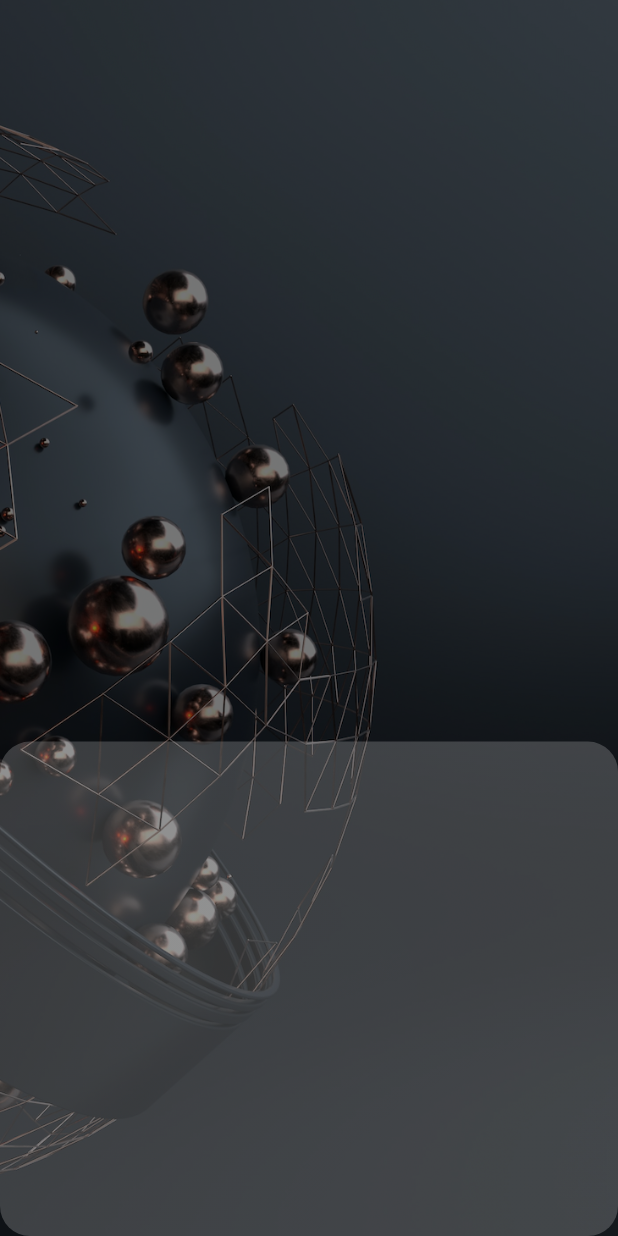
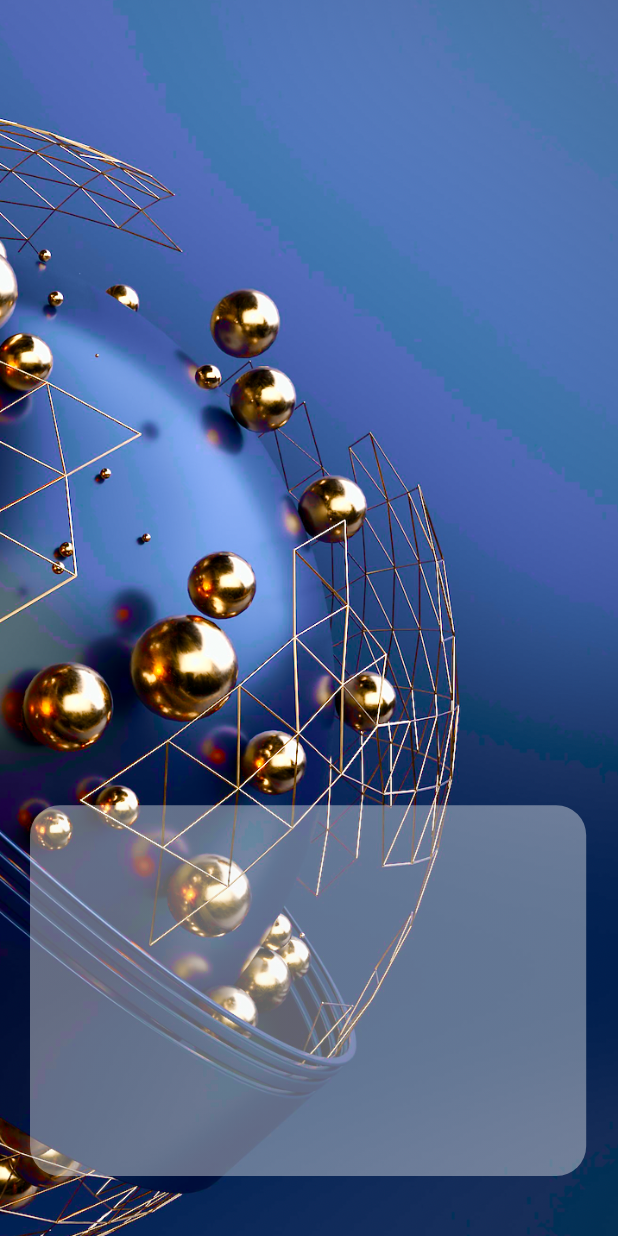
Before and after one commit to Shahimafiroz/startup_namer, a Flutter app: the screen it shows after launch, on a phone screen of 412 x 824 dp. Run offline on Flutter 3.47's test engine with Material 2 defaults, Android fonts, the phone set to English and light mode, and no system bars.

Commit message:
commit3 ???

```diff
--- a/lib/splash.dart
+++ b/lib/splash.dart
@@ -20,55 +20,64 @@ class _SplashState extends State<Splash> {
             height: screenHeight,
             decoration: BoxDecoration(
               image: DecorationImage(
-                image: AssetImage("assets/splash3.png"),
+                image: AssetImage("assets/splash5.png"),
                 fit: BoxFit.cover,
-                colorFilter: ColorFilter.mode(Colors.black54, BlendMode.darken),
+                // colorFilter: ColorFilter.mode(Colors.black54, BlendMode.darken),
               ),
             ),
           ),
         ),
+        Positioned(
+          bottom: 40,
+          left: 20,
+          // right: 0,
+          child: GlassMorphismContainer(
+            screenHeight: screenHeight,
+            screenWidth: screenWidth,
+            height: screenHeight * 0.30,
+            width: screenWidth * 0.90,
+            borderRadius: 50.0,
+          ),
+        )
+      ],
+    );
+  }
+}
 
-        Positioned(
-          bottom: 0,
-          left: 0,
-          right: 0,
-          child: Container(
-            height: screenHeight * 0.40,
+class GlassMorphismContainer extends StatelessWidget {
+  final double height;
+  final double width;
+  final double borderRadius;
+
+  const GlassMorphismContainer({
+    Key? key,
+    required this.screenHeight,
+    required this.screenWidth,
+    required this.height,
+    required this.width,
+    this.borderRadius = 20.0,
+  }) : super(key: key);
+
+  final double screenHeight;
+  final double screenWidth;
+
+  @override
+  Widget build(BuildContext context) {
+    return Container(
+      height: screenHeight * 0.30,
+      width: screenWidth * 0.90,
       decoration: BoxDecoration(
         borderRadius: BorderRadius.all(
           Radius.circular(20.0),
         ),
         gradient: RadialGradient(
           colors: [
-                  Colors.white.withOpacity(0.20),
-                  Colors.white.withOpacity(0.10),
+            Color.fromARGB(255, 243, 244, 245).withOpacity(0.40),
+            Colors.white.withOpacity(0.90),
           ],
           radius: 50.0,
         ),
       ),
-          ),
-        )
-
-        // Scaffold(
-        //   backgroundColor: Colors.transparent,
-        //   body: Column(
-        //     children: [
-        //       Flexible(
-        //         child: Center(
-        //           child: Text(
-        //             "Crypton",
-        //             style: TextStyle(
-        //               color: Colors.white,
-        //               fontSize: 50,
-        //               fontWeight: FontWeight.bold,
-        //             ),
-        //           ),
-        //         ),
-        //       ),
-        //     ],
-        //   ),
-        // ),
-      ],
     );
   }
 }
```
Also changed, not shown: assets/splash3.png (deleted), assets/splash5.png (added), assets/splash6.png (added). Lines whose indentation alone changed are shown as unchanged.
